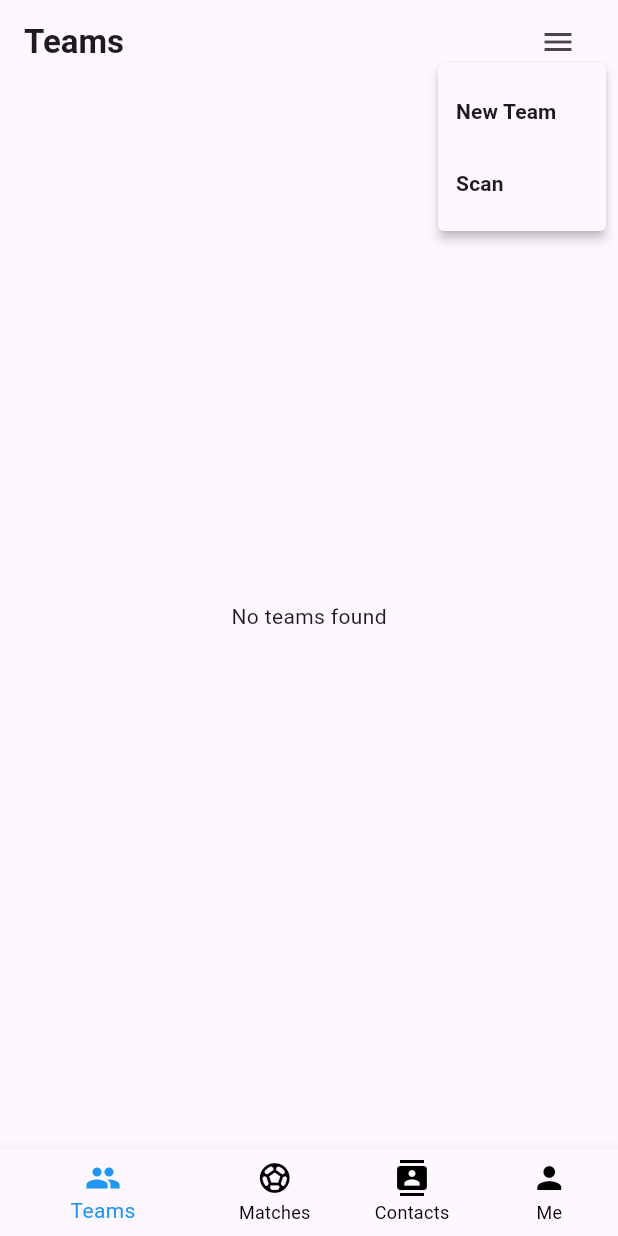
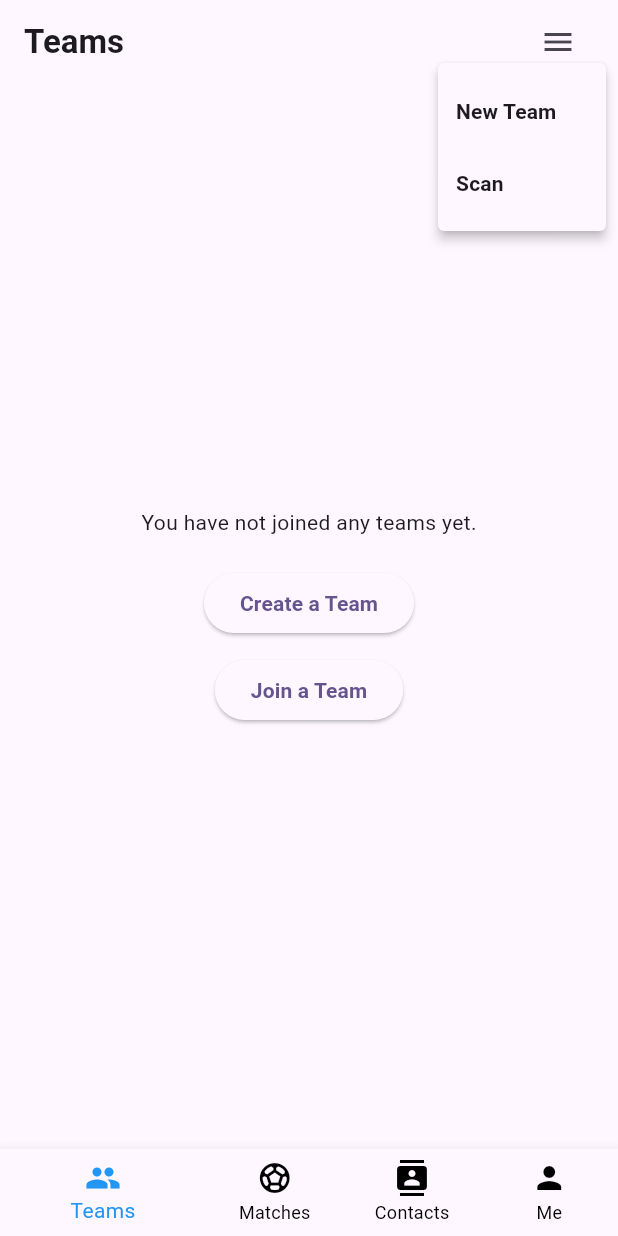
Before and after one commit to sgjianfeng/matchmatter, a Flutter app: the screen it shows once a user with an empty profile is signed in, after a tap on the "menu" icon, on a phone screen of 412 x 824 dp. Run offline on Flutter 3.47's test engine with Material 3 defaults, Android fonts, the phone set to English and light mode, and no system bars; our stand-ins replace cloud_firestore, firebase_auth, firebase_core; accounts and stored records are empty; Roboto replaces fonts that are missing (SFProDisplay, SFProText).

Commit message:
refined team profile, able to show user's teams and profile

```diff
--- a/design/ui/lib/theme.dart
+++ b/design/ui/lib/theme.dart
@@ -368,7 +368,7 @@ class MaterialTheme {
        bodyColor: colorScheme.onSurface,
        displayColor: colorScheme.onSurface,
      ),
-     scaffoldBackgroundColor: colorScheme.background,
+     scaffoldBackgroundColor: colorScheme.surface,
      canvasColor: colorScheme.surface,
   );
 
@@ -503,11 +503,9 @@ extension MaterialSchemeUtils on MaterialScheme {
       onError: onError,
       errorContainer: errorContainer,
       onErrorContainer: onErrorContainer,
-      background: background,
-      onBackground: onBackground,
       surface: surface,
       onSurface: onSurface,
-      surfaceVariant: surfaceVariant,
+      surfaceContainerHighest: surfaceVariant,
       onSurfaceVariant: onSurfaceVariant,
       outline: outline,
       outlineVariant: outlineVariant,
--- a/lib/theme.dart
+++ b/lib/theme.dart
@@ -368,7 +368,7 @@ class MaterialTheme {
        bodyColor: colorScheme.onSurface,
        displayColor: colorScheme.onSurface,
      ),
-     scaffoldBackgroundColor: colorScheme.background,
+     scaffoldBackgroundColor: colorScheme.surface,
      canvasColor: colorScheme.surface,
   );
 
@@ -503,11 +503,9 @@ extension MaterialSchemeUtils on MaterialScheme {
       onError: onError,
       errorContainer: errorContainer,
       onErrorContainer: onErrorContainer,
-      background: background,
-      onBackground: onBackground,
       surface: surface,
       onSurface: onSurface,
-      surfaceVariant: surfaceVariant,
+      surfaceContainerHighest: surfaceVariant,
       onSurfaceVariant: onSurfaceVariant,
       outline: outline,
       outlineVariant: outlineVariant,
--- a/lib/views/team_page.dart
+++ b/lib/views/team_page.dart
@@ -8,7 +8,7 @@ import '../providers/bottom_navigation_provider.dart';
 class TeamPage extends StatefulWidget {
   final Team team;
 
-  const TeamPage({Key? key, required this.team}) : super(key: key);
+  const TeamPage({super.key, required this.team});
 
   @override
   _TeamPageState createState() => _TeamPageState();
--- a/lib/views/teams_page.dart
+++ b/lib/views/teams_page.dart
@@ -1,5 +1,6 @@
 import 'package:flutter/material.dart';
 import 'package:cloud_firestore/cloud_firestore.dart';
+import 'package:firebase_auth/firebase_auth.dart';
 import 'package:matchmatter/data/team.dart';
 import 'package:matchmatter/views/new_team_page.dart';
 import 'package:matchmatter/views/team_page.dart';
@@ -13,6 +14,7 @@ class TeamsPage extends StatefulWidget {
 
 class _TeamsPageState extends State<TeamsPage> with AutomaticKeepAliveClientMixin {
   final FirebaseFirestore _firestore = FirebaseFirestore.instance;
+  final User? currentUser = FirebaseAuth.instance.currentUser;
 
   @override
   bool get wantKeepAlive => true;
@@ -22,24 +24,23 @@ class _TeamsPageState extends State<TeamsPage> with AutomaticKeepAliveClientMixi
       context: context,
       isScrollControlled: true,
       builder: (BuildContext context) => const Padding(
-        padding: EdgeInsets.only(top: 60), // Adjust this value as needed
+        padding: EdgeInsets.only(top: 60),
         child: NewTeamPage(),
       ),
-      backgroundColor: Colors.transparent, // Set background transparent to show the padding effect
+      backgroundColor: Colors.transparent,
     );
   }
 
   PopupMenuButton<String> _buildPopupMenu(BuildContext context) {
     return PopupMenuButton<String>(
       icon: const Padding(
-        padding: EdgeInsets.only(right: 20), // Set the left padding to adjust the position
+        padding: EdgeInsets.only(right: 20),
         child: Icon(Icons.menu),
       ),
-      offset: const Offset(0, 38), // Adjust the offset to move the menu downwards
+      offset: const Offset(0, 38),
       onSelected: (String value) {
         switch (value) {
           case 'NewTeam':
-            // Show NewTeamPage
             _showNewTeamModal(context);
             break;
           case 'Scan':
@@ -60,28 +61,31 @@ class _TeamsPageState extends State<TeamsPage> with AutomaticKeepAliveClientMixi
     );
   }
 
-  Stream<List<Team>> _loadTeamsStream() {
-    return _firestore.collection('teams').snapshots().map((snapshot) {
-      return snapshot.docs.map((doc) {
-        var data = doc.data() as Map<String, dynamic>;
-        var rolesData = data['roles'] ?? {};
+  Stream<List<Team>> _loadUserTeamsStream() {
+    if (currentUser == null) {
+      return Stream.value([]);
+    }
 
-        List<String> admins = rolesData.containsKey('admins')
-            ? List<String>.from(rolesData['admins'])
-            : [];
-        List<String> members = rolesData.containsKey('members')
-            ? List<String>.from(rolesData['members'])
-            : [];
+    return _firestore.collection('teams').snapshots().asyncMap((snapshot) async {
+      List<Team> userTeams = [];
+      for (var doc in snapshot.docs) {
+        var teamData = doc.data() as Map<String, dynamic>;
+        var rolesData = Map<String, List<dynamic>>.from(teamData['roles'] ?? {});
 
-        return Team(
+        bool userInTeam = rolesData.entries.any((entry) => entry.value.contains(currentUser!.uid));
+        if (userInTeam) {
+          var team = Team(
             id: doc.id,
-          name: data['name'] ?? 'Unknown Team',
-          description: data['description'],
-          createdAt: data['createdAt'] ?? Timestamp.now(),
-          tags: List<String>.from(data['tags'] ?? []),
-          roles: {'admins': admins, 'members': members},
+            name: teamData['name'] ?? 'Unknown Team',
+            description: teamData['description'],
+            createdAt: teamData['createdAt'] ?? Timestamp.now(),
+            tags: List<String>.from(teamData['tags'] ?? []),
+            roles: rolesData.map((key, value) => MapEntry(key, List<String>.from(value))),
           );
-      }).toList();
+          userTeams.add(team);
+        }
+      }
+      return userTeams;
     });
   }
 
@@ -104,14 +108,38 @@ class _TeamsPageState extends State<TeamsPage> with AutomaticKeepAliveClientMixi
         ],
       ),
       body: StreamBuilder<List<Team>>(
-        stream: _loadTeamsStream(),
+        stream: _loadUserTeamsStream(),
         builder: (context, snapshot) {
           if (snapshot.connectionState == ConnectionState.waiting) {
             return const Center(child: CircularProgressIndicator());
           } else if (snapshot.hasError) {
             return Center(child: Text('Failed to load teams: ${snapshot.error}'));
-          } else if (snapshot.hasData && snapshot.data!.isNotEmpty) {
+          } else if (snapshot.hasData) {
             final teams = snapshot.data!;
+            if (teams.isEmpty) {
+              return Center(
+                child: Column(
+                  mainAxisAlignment: MainAxisAlignment.center,
+                  children: [
+                    const Text('You have not joined any teams yet.'),
+                    const SizedBox(height: 20),
+                    ElevatedButton(
+                      onPressed: () {
+                        _showNewTeamModal(context);
+                      },
+                      child: const Text('Create a Team'),
+                    ),
+                    const SizedBox(height: 10),
+                    ElevatedButton(
+                      onPressed: () {
+                        // Navigate to a page to join a team
+                      },
+                      child: const Text('Join a Team'),
+                    ),
+                  ],
+                ),
+              );
+            } else {
               return ListView.builder(
                 itemCount: teams.length,
                 itemBuilder: (context, index) {
@@ -121,7 +149,7 @@ class _TeamsPageState extends State<TeamsPage> with AutomaticKeepAliveClientMixi
                       child: Text('${index + 1}'),
                     ),
                     title: Text(team.name),
-                  subtitle: Text(team.tags.join(', ')), // Display tags
+                    subtitle: Text(team.tags.join(', ')),
                     trailing: const Icon(Icons.arrow_forward_ios),
                     onTap: () {
                       _navigateToTeamDetail(context, team);
@@ -129,6 +157,7 @@ class _TeamsPageState extends State<TeamsPage> with AutomaticKeepAliveClientMixi
                   );
                 },
               );
+            }
           } else {
             return const Center(child: Text('No teams found'));
           }
--- a/pubspec.yaml
+++ b/pubspec.yaml
@@ -49,7 +49,7 @@ dev_dependencies:
   # activated in the `analysis_options.yaml` file located at the root of your
   # package. See that file for information about deactivating specific lint
   # rules and activating additional ones.
-  flutter_lints: ^3.0.0
+  flutter_lints: ^4.0.0
 
 # For information on the generic Dart part of this file, see the
 # following page: https://dart.dev/tools/pub/pubspec
```
Also changed, not shown: lib/data/team.dart (+36 -41 lines), lib/views/create_team_summary_page.dart (+10 -1 lines), lib/views/team_profile_page.dart (+8 -2 lines), pubspec.lock, 5 other files. Lines whose indentation alone changed are shown as unchanged.
